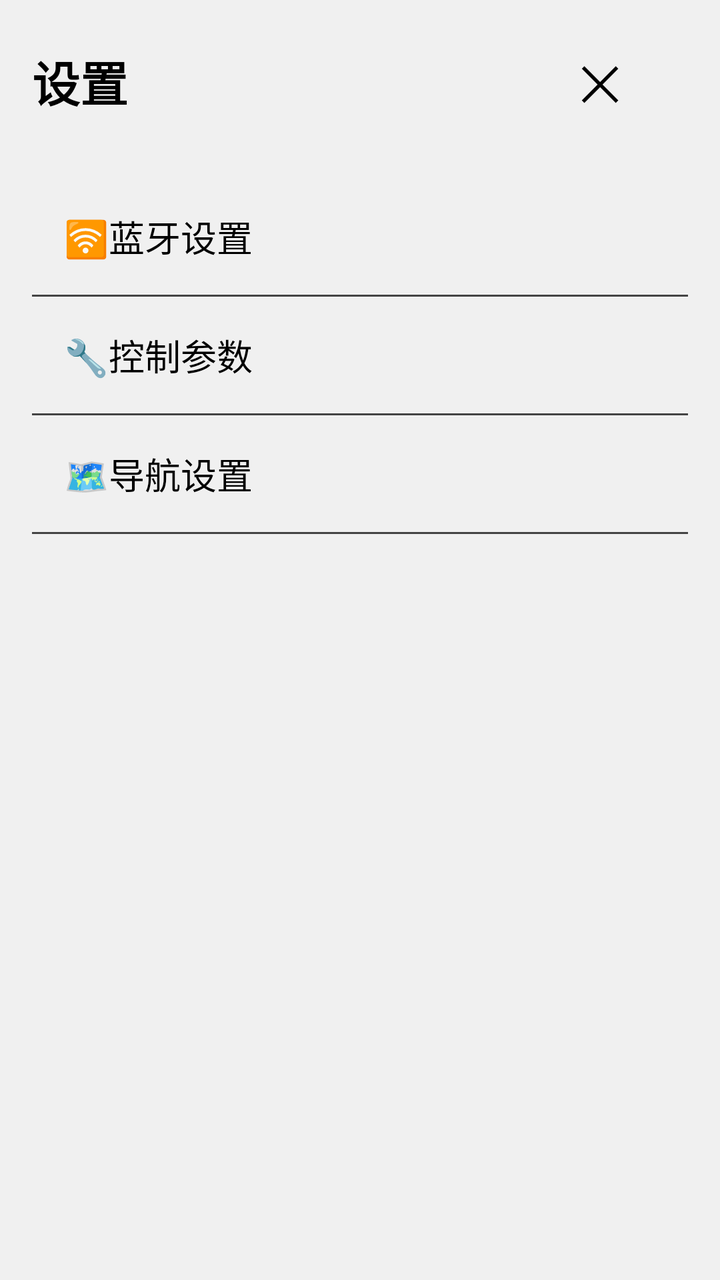
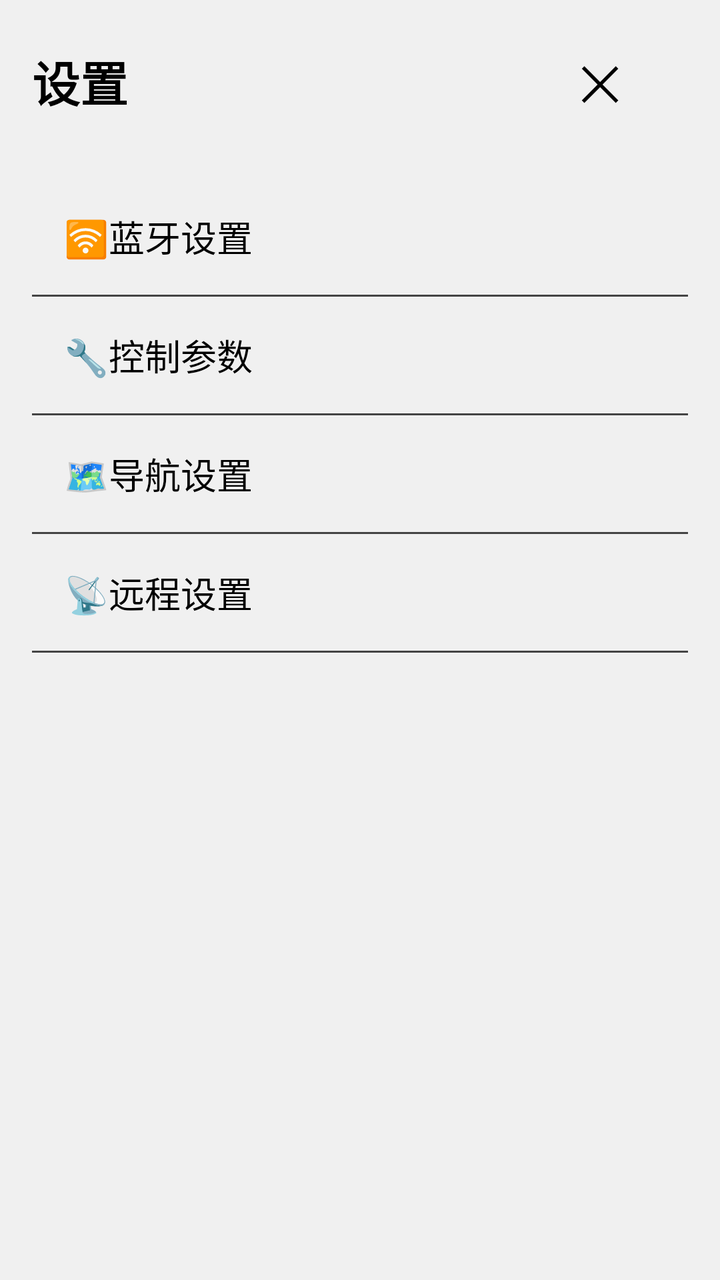

The first picture is an Android layout as it rendered before a commit; the second is the same layout after the commit. The layout source and the unified diff follow.
<!-- AndroidManifest.xml: activity theme AppTheme -->
<!-- res/layout/activity_settings.xml -->
<?xml version="1.0" encoding="utf-8"?>
<FrameLayout xmlns:android="http://schemas.android.com/apk/res/android"
    android:layout_width="match_parent"
    android:layout_height="match_parent"
    android:background="@color/bg_setting">

    
    <LinearLayout
        android:id="@+id/menu_main"
        android:layout_width="match_parent"
        android:layout_height="match_parent"
        android:orientation="vertical"
        android:padding="16dp"
        android:visibility="visible">

        <LinearLayout
            android:layout_width="match_parent"
            android:layout_height="wrap_content"
            android:orientation="horizontal"
            android:gravity="center_vertical"
            android:layout_marginBottom="24dp">

            <TextView
                android:layout_width="0dp"
                android:layout_height="wrap_content"
                android:layout_weight="1"
                android:text="设置"
                android:textColor="@color/text_primary"
                android:textSize="24sp"
                android:textStyle="bold" />

            <Button
                android:id="@+id/btn_exit"
                style="@style/Widget.AppCompat.Button.Borderless"
                android:layout_width="wrap_content"
                android:layout_height="wrap_content"
                android:text="✕"
                android:textSize="24sp"
                android:textColor="@color/text_primary"
                android:padding="8dp"
                android:background="?attr/selectableItemBackground" />
        </LinearLayout>

        <Button
            android:id="@+id/menu_bluetooth"
            style="@style/Widget.AppCompat.Button.Borderless"
            android:layout_width="match_parent"
            android:layout_height="wrap_content"
            android:background="?attr/selectableItemBackground"
            android:gravity="start|center_vertical"
            android:padding="16dp"
            android:text="🛜蓝牙设置"
            android:textColor="@color/text_primary"
            android:textSize="18sp" />

        <View
            android:layout_width="match_parent"
            android:layout_height="1dp"
            android:background="#444" />

        <Button
            android:id="@+id/menu_control"
            style="@style/Widget.AppCompat.Button.Borderless"
            android:layout_width="match_parent"
            android:layout_height="wrap_content"
            android:background="?attr/selectableItemBackground"
            android:gravity="start|center_vertical"
            android:padding="16dp"
            android:text="🔧控制参数"
            android:textColor="@color/text_primary"
            android:textSize="18sp" />

        <View
            android:layout_width="match_parent"
            android:layout_height="1dp"
            android:background="#444" />

        <Button
            android:id="@+id/menu_navigation"
            style="@style/Widget.AppCompat.Button.Borderless"
            android:layout_width="match_parent"
            android:layout_height="wrap_content"
            android:background="?attr/selectableItemBackground"
            android:gravity="start|center_vertical"
            android:padding="16dp"
            android:text="🗺导航设置"
            android:textColor="@color/text_primary"
            android:textSize="18sp" />

        <View
            android:layout_width="match_parent"
            android:layout_height="1dp"
            android:background="#444" />

    </LinearLayout>

    
    <LinearLayout
        android:id="@+id/page_bluetooth"
        android:layout_width="match_parent"
        android:layout_height="match_parent"
        android:orientation="vertical"
        android:padding="16dp"
        android:visibility="gone">

        <Button
            android:id="@+id/btn_back_main"
            style="@style/Widget.AppCompat.Button.Borderless"
            android:layout_width="wrap_content"
            android:layout_height="wrap_content"
            android:text="← 返回"
            android:textColor="@color/text_primary"
            android:textSize="18sp" />

        <TextView
            android:layout_width="wrap_content"
            android:layout_height="wrap_content"
            android:layout_marginTop="16dp"
            android:layout_marginBottom="16dp"
            android:text="蓝牙设置"
            android:textColor="@color/text_primary"
            android:textSize="24sp"
            android:textStyle="bold" />

        <TextView
            android:layout_width="wrap_content"
            android:layout_height="wrap_content"
            android:text="蓝牙设备名称"
            android:textColor="@color/text_primary"
            android:textSize="16sp" />

        <EditText
            android:id="@+id/et_device_name"
            android:layout_width="match_parent"
            android:layout_height="wrap_content"
            android:background="@android:drawable/editbox_background"
            android:padding="10dp"
            android:singleLine="true" />

        <Button
            android:id="@+id/btn_save_bluetooth"
            android:layout_width="match_parent"
            android:layout_height="wrap_content"
            android:layout_marginTop="24dp"
            android:backgroundTint="#4CAF50"
            android:text="保存蓝牙设置"
            android:textColor="#FFFFFF" />
    </LinearLayout>

    
    <LinearLayout
        android:id="@+id/page_control"
        android:layout_width="match_parent"
        android:layout_height="match_parent"
        android:orientation="vertical"
        android:padding="16dp"
        android:visibility="gone">

        <Button
            android:id="@+id/btn_back_main_control"
            style="@style/Widget.AppCompat.Button.Borderless"
            android:layout_width="wrap_content"
            android:layout_height="wrap_content"
            android:text="← 返回"
            android:textColor="@color/text_primary"
            android:textSize="18sp" />

        <TextView
            android:layout_width="wrap_content"
            android:layout_height="wrap_content"
            android:layout_marginTop="16dp"
            android:layout_marginBottom="16dp"
            android:text="控制参数"
            android:textColor="@color/text_primary"
            android:textSize="24sp"
            android:textStyle="bold" />

        <TextView
            android:layout_width="wrap_content"
            android:layout_height="wrap_content"
            android:text="最大速度 (m/s)"
            android:textColor="@color/text_primary"
            android:textSize="16sp" />

        <EditText
            android:id="@+id/et_max_speed"
            android:layout_width="match_parent"
            android:layout_height="wrap_content"
            android:background="@android:drawable/editbox_background"
            android:inputType="numberDecimal"
            android:padding="10dp" />

        <TextView
            android:layout_width="wrap_content"
            android:layout_height="wrap_content"
            android:layout_marginTop="16dp"
            android:text="最大转向 (°/s)"
            android:textColor="@color/text_primary"
            android:textSize="16sp" />

        <EditText
            android:id="@+id/et_max_turn"
            android:layout_width="match_parent"
            android:layout_height="wrap_content"
            android:background="@android:drawable/editbox_background"
            android:inputType="numberDecimal"
            android:padding="10dp" />

        <Button
            android:id="@+id/btn_save_control"
            android:layout_width="match_parent"
            android:layout_height="wrap_content"
            android:layout_marginTop="24dp"
            android:backgroundTint="#4CAF50"
            android:text="保存控制参数"
            android:textColor="#FFFFFF" />
    </LinearLayout>

    
    <ScrollView
        android:id="@+id/page_navigation"
        android:layout_width="match_parent"
        android:layout_height="match_parent"
        android:padding="16dp"
        android:visibility="gone"
        android:fillViewport="true"
        android:background="@color/bg_setting">

        <LinearLayout
            android:layout_width="match_parent"
            android:layout_height="wrap_content"
            android:orientation="vertical">

            <Button
                android:id="@+id/btn_back_main_nav"
                style="@style/Widget.AppCompat.Button.Borderless"
                android:layout_width="wrap_content"
                android:layout_height="wrap_content"
                android:text="← 返回"
                android:textColor="@color/text_primary"
                android:textSize="18sp" />

            <TextView
                android:layout_width="wrap_content"
                android:layout_height="wrap_content"
                android:layout_marginTop="16dp"
                android:layout_marginBottom="16dp"
                android:text="导航设置"
                android:textColor="@color/text_primary"
                android:textSize="24sp"
                android:textStyle="bold" />

            
            <TextView
                android:layout_width="wrap_content"
                android:layout_height="wrap_content"
                android:text="导航最大速度 (m/s)"
                android:textColor="@color/text_primary"
                android:textSize="16sp" />
            <EditText
                android:id="@+id/et_nav_max_speed"
                android:layout_width="match_parent"
                android:layout_height="wrap_content"
                android:background="@android:drawable/editbox_background"
                android:inputType="numberDecimal"
                android:padding="10dp"
                android:text="1.5" />

            
            <TextView
                android:layout_width="wrap_content"
                android:layout_height="wrap_content"
                android:layout_marginTop="16dp"
                android:text="导航最大转向 (°/s)"
                android:textColor="@color/text_primary"
                android:textSize="16sp" />
            <EditText
                android:id="@+id/et_nav_max_turn"
                android:layout_width="match_parent"
                android:layout_height="wrap_content"
                android:background="@android:drawable/editbox_background"
                android:inputType="numberDecimal"
                android:padding="10dp"
                android:text="50" />

            
            <TextView
                android:layout_width="wrap_content"
                android:layout_height="wrap_content"
                android:layout_marginTop="16dp"
                android:text="到达距离 (米)"
                android:textColor="@color/text_primary"
                android:textSize="16sp" />
            <EditText
                android:id="@+id/et_arrival_distance"
                android:layout_width="match_parent"
                android:layout_height="wrap_content"
                android:background="@android:drawable/editbox_background"
                android:inputType="numberDecimal"
                android:padding="10dp"
                android:text="10" />

            
            <TextView
                android:layout_width="wrap_content"
                android:layout_height="wrap_content"
                android:layout_marginTop="16dp"
                android:text="校准稳定时间 (秒)"
                android:textColor="@color/text_primary"
                android:textSize="16sp" />
            <EditText
                android:id="@+id/et_calibration_time"
                android:layout_width="match_parent"
                android:layout_height="wrap_content"
                android:background="@android:drawable/editbox_background"
                android:inputType="numberDecimal"
                android:padding="10dp"
                android:text="2.0" />

            <TextView
                android:layout_width="wrap_content"
                android:layout_height="wrap_content"
                android:layout_marginTop="16dp"
                android:text="校准角度范围 (度)"
                android:textColor="@color/text_primary"
                android:textSize="16sp" />
            <EditText
                android:id="@+id/et_calibration_angle"
                android:layout_width="match_parent"
                android:layout_height="wrap_content"
                android:background="@android:drawable/editbox_background"
                android:inputType="numberDecimal"
                android:padding="10dp"
                android:text="5.0" />

            <Button
                android:id="@+id/btn_save_navigation"
                android:layout_width="match_parent"
                android:layout_height="wrap_content"
                android:layout_marginTop="24dp"
                android:backgroundTint="#4CAF50"
                android:text="保存导航设置"
                android:textColor="#FFFFFF" />

            <View
                android:layout_width="match_parent"
                android:layout_height="32dp" />

        </LinearLayout>
    </ScrollView>

</FrameLayout>
<!-- resources referenced by this layout -->
<resources>
  <color name="bg_setting">#F0F0F0</color>
  <color name="text_primary">#000000</color>
  <style name="AppTheme" parent="Theme.AppCompat.Light.NoActionBar" />
</resources>

<!-- the commit's change to res/layout/activity_settings.xml (unified diff, before → after) -->
@@ -16,9 +16,9 @@
         <LinearLayout
             android:layout_width="match_parent"
             android:layout_height="wrap_content"
-            android:orientation="horizontal"
+            android:layout_marginBottom="24dp"
             android:gravity="center_vertical"
-            android:layout_marginBottom="24dp">
+            android:orientation="horizontal">
 
             <TextView
                 android:layout_width="0dp"
@@ -34,11 +34,11 @@
                 style="@style/Widget.AppCompat.Button.Borderless"
                 android:layout_width="wrap_content"
                 android:layout_height="wrap_content"
+                android:background="?attr/selectableItemBackground"
+                android:padding="8dp"
                 android:text="✕"
-                android:textSize="24sp"
-                android:textColor="@color/text_primary"
-                android:padding="8dp"
-                android:background="?attr/selectableItemBackground" />
+                android:textColor="@color/text_primary"
+                android:textSize="24sp" />
         </LinearLayout>
 
         <Button
@@ -92,139 +92,168 @@
             android:layout_height="1dp"
             android:background="#444" />
 
+        
+        <Button
+            android:id="@+id/menu_remote"
+            style="@style/Widget.AppCompat.Button.Borderless"
+            android:layout_width="match_parent"
+            android:layout_height="wrap_content"
+            android:background="?attr/selectableItemBackground"
+            android:gravity="start|center_vertical"
+            android:padding="16dp"
+            android:text="📡远程设置"
+            android:textColor="@color/text_primary"
+            android:textSize="18sp" />
+
+        <View
+            android:layout_width="match_parent"
+            android:layout_height="1dp"
+            android:background="#444" />
     </LinearLayout>
 
     
-    <LinearLayout
+    <ScrollView
         android:id="@+id/page_bluetooth"
         android:layout_width="match_parent"
         android:layout_height="match_parent"
-        android:orientation="vertical"
+        android:background="@color/bg_setting"
+        android:fillViewport="true"
         android:padding="16dp"
         android:visibility="gone">
 
-        <Button
-            android:id="@+id/btn_back_main"
-            style="@style/Widget.AppCompat.Button.Borderless"
-            android:layout_width="wrap_content"
-            android:layout_height="wrap_content"
-            android:text="← 返回"
-            android:textColor="@color/text_primary"
-            android:textSize="18sp" />
-
-        <TextView
-            android:layout_width="wrap_content"
-            android:layout_height="wrap_content"
-            android:layout_marginTop="16dp"
-            android:layout_marginBottom="16dp"
-            android:text="蓝牙设置"
-            android:textColor="@color/text_primary"
-            android:textSize="24sp"
-            android:textStyle="bold" />
-
-        <TextView
-            android:layout_width="wrap_content"
-            android:layout_height="wrap_content"
-            android:text="蓝牙设备名称"
-            android:textColor="@color/text_primary"
-            android:textSize="16sp" />
-
-        <EditText
-            android:id="@+id/et_device_name"
-            android:layout_width="match_parent"
-            android:layout_height="wrap_content"
-            android:background="@android:drawable/editbox_background"
-            android:padding="10dp"
-            android:singleLine="true" />
-
-        <Button
-            android:id="@+id/btn_save_bluetooth"
-            android:layout_width="match_parent"
-            android:layout_height="wrap_content"
-            android:layout_marginTop="24dp"
-            android:backgroundTint="#4CAF50"
-            android:text="保存蓝牙设置"
-            android:textColor="#FFFFFF" />
-    </LinearLayout>
-
+        <LinearLayout
+            android:layout_width="match_parent"
+            android:layout_height="wrap_content"
+            android:orientation="vertical">
+
+            <Button
+                android:id="@+id/btn_back_main"
+                style="@style/Widget.AppCompat.Button.Borderless"
+                android:layout_width="wrap_content"
+                android:layout_height="wrap_content"
+                android:text="← 返回"
+                android:textColor="@color/text_primary"
+                android:textSize="18sp" />
+
+            <TextView
+                android:layout_width="wrap_content"
+                android:layout_height="wrap_content"
+                android:layout_marginTop="16dp"
+                android:layout_marginBottom="16dp"
+                android:text="蓝牙设置"
+                android:textColor="@color/text_primary"
+                android:textSize="24sp"
+                android:textStyle="bold" />
+
+            <TextView
+                android:layout_width="wrap_content"
+                android:layout_height="wrap_content"
+                android:text="蓝牙设备名称"
+                android:textColor="@color/text_primary"
+                android:textSize="16sp" />
+
+            <EditText
+                android:id="@+id/et_device_name"
+                android:layout_width="match_parent"
+                android:layout_height="wrap_content"
+                android:background="@android:drawable/editbox_background"
+                android:padding="10dp"
+                android:singleLine="true" />
+
+            <Button
+                android:id="@+id/btn_save_bluetooth"
+                android:layout_width="match_parent"
+                android:layout_height="wrap_content"
+                android:layout_marginTop="24dp"
+                android:backgroundTint="#4CAF50"
+                android:text="保存蓝牙设置"
+                android:textColor="#FFFFFF" />
+        </LinearLayout>
+    </ScrollView>
     
-    <LinearLayout
+    <ScrollView
         android:id="@+id/page_control"
         android:layout_width="match_parent"
         android:layout_height="match_parent"
-        android:orientation="vertical"
+        android:background="@color/bg_setting"
+        android:fillViewport="true"
         android:padding="16dp"
         android:visibility="gone">
 
-        <Button
-            android:id="@+id/btn_back_main_control"
-            style="@style/Widget.AppCompat.Button.Borderless"
-            android:layout_width="wrap_content"
-            android:layout_height="wrap_content"
-            android:text="← 返回"
-            android:textColor="@color/text_primary"
-            android:textSize="18sp" />
-
-        <TextView
-            android:layout_width="wrap_content"
-            android:layout_height="wrap_content"
-            android:layout_marginTop="16dp"
-            android:layout_marginBottom="16dp"
-            android:text="控制参数"
-            android:textColor="@color/text_primary"
-            android:textSize="24sp"
-            android:textStyle="bold" />
-
-        <TextView
-            android:layout_width="wrap_content"
-            android:layout_height="wrap_content"
-            android:text="最大速度 (m/s)"
-            android:textColor="@color/text_primary"
-            android:textSize="16sp" />
-
-        <EditText
-            android:id="@+id/et_max_speed"
-            android:layout_width="match_parent"
-            android:layout_height="wrap_content"
-            android:background="@android:drawable/editbox_background"
-            android:inputType="numberDecimal"
-            android:padding="10dp" />
-
-        <TextView
-            android:layout_width="wrap_content"
-            android:layout_height="wrap_content"
-            android:layout_marginTop="16dp"
-            android:text="最大转向 (°/s)"
-            android:textColor="@color/text_primary"
-            android:textSize="16sp" />
-
-        <EditText
-            android:id="@+id/et_max_turn"
-            android:layout_width="match_parent"
-            android:layout_height="wrap_content"
-            android:background="@android:drawable/editbox_background"
-            android:inputType="numberDecimal"
-            android:padding="10dp" />
-
-        <Button
-            android:id="@+id/btn_save_control"
-            android:layout_width="match_parent"
-            android:layout_height="wrap_content"
-            android:layout_marginTop="24dp"
-            android:backgroundTint="#4CAF50"
-            android:text="保存控制参数"
-            android:textColor="#FFFFFF" />
-    </LinearLayout>
-
+        <LinearLayout
+            android:layout_width="match_parent"
+            android:layout_height="wrap_content"
+            android:orientation="vertical">
+
+            <Button
+                android:id="@+id/btn_back_main_control"
+                style="@style/Widget.AppCompat.Button.Borderless"
+                android:layout_width="wrap_content"
+                android:layout_height="wrap_content"
+                android:text="← 返回"
+                android:textColor="@color/text_primary"
+                android:textSize="18sp" />
+
+            <TextView
+                android:layout_width="wrap_content"
+                android:layout_height="wrap_content"
+                android:layout_marginTop="16dp"
+                android:layout_marginBottom="16dp"
+                android:text="控制参数"
+                android:textColor="@color/text_primary"
+                android:textSize="24sp"
+                android:textStyle="bold" />
+
+            <TextView
+                android:layout_width="wrap_content"
+                android:layout_height="wrap_content"
+                android:text="最大速度 (m/s)"
+                android:textColor="@color/text_primary"
+                android:textSize="16sp" />
+
+            <EditText
+                android:id="@+id/et_max_speed"
+                android:layout_width="match_parent"
+                android:layout_height="wrap_content"
+                android:background="@android:drawable/editbox_background"
+                android:inputType="numberDecimal"
+                android:padding="10dp" />
+
+            <TextView
+                android:layout_width="wrap_content"
+                android:layout_height="wrap_content"
+                android:layout_marginTop="16dp"
+                android:text="最大转向 (°/s)"
+                android:textColor="@color/text_primary"
+                android:textSize="16sp" />
+
+            <EditText
+                android:id="@+id/et_max_turn"
+                android:layout_width="match_parent"
+                android:layout_height="wrap_content"
+                android:background="@android:drawable/editbox_background"
+                android:inputType="numberDecimal"
+                android:padding="10dp" />
+
+            <Button
+                android:id="@+id/btn_save_control"
+                android:layout_width="match_parent"
+                android:layout_height="wrap_content"
+                android:layout_marginTop="24dp"
+                android:backgroundTint="#4CAF50"
+                android:text="保存控制参数"
+                android:textColor="#FFFFFF" />
+        </LinearLayout>
+    </ScrollView>
     
     <ScrollView
         android:id="@+id/page_navigation"
         android:layout_width="match_parent"
         android:layout_height="match_parent"
+        android:background="@color/bg_setting"
+        android:fillViewport="true"
         android:padding="16dp"
-        android:visibility="gone"
-        android:fillViewport="true"
-        android:background="@color/bg_setting">
+        android:visibility="gone">
 
         <LinearLayout
             android:layout_width="match_parent"
@@ -257,6 +286,7 @@
                 android:text="导航最大速度 (m/s)"
                 android:textColor="@color/text_primary"
                 android:textSize="16sp" />
+
             <EditText
                 android:id="@+id/et_nav_max_speed"
                 android:layout_width="match_parent"
@@ -274,6 +304,7 @@
                 android:text="导航最大转向 (°/s)"
                 android:textColor="@color/text_primary"
                 android:textSize="16sp" />
+
             <EditText
                 android:id="@+id/et_nav_max_turn"
                 android:layout_width="match_parent"
@@ -291,6 +322,7 @@
                 android:text="到达距离 (米)"
                 android:textColor="@color/text_primary"
                 android:textSize="16sp" />
+
             <EditText
                 android:id="@+id/et_arrival_distance"
                 android:layout_width="match_parent"
@@ -308,6 +340,7 @@
                 android:text="校准稳定时间 (秒)"
                 android:textColor="@color/text_primary"
                 android:textSize="16sp" />
+
             <EditText
                 android:id="@+id/et_calibration_time"
                 android:layout_width="match_parent"
@@ -324,6 +357,7 @@
                 android:text="校准角度范围 (度)"
                 android:textColor="@color/text_primary"
                 android:textSize="16sp" />
+
             <EditText
                 android:id="@+id/et_calibration_angle"
                 android:layout_width="match_parent"
@@ -348,5 +382,98 @@
 
         </LinearLayout>
     </ScrollView>
-
+    
+    <ScrollView
+        android:id="@+id/page_remote"
+        android:layout_width="match_parent"
+        android:layout_height="match_parent"
+        android:background="@color/bg_setting"
+        android:fillViewport="true"
+        android:padding="16dp"
+        android:visibility="gone">
+
+        <LinearLayout
+            android:layout_width="match_parent"
+            android:layout_height="wrap_content"
+            android:orientation="vertical">
+
+            <Button
+                android:id="@+id/btn_back_main_remote"
+                style="@style/Widget.AppCompat.Button.Borderless"
+                android:layout_width="wrap_content"
+                android:layout_height="wrap_content"
+                android:text="← 返回"
+                android:textColor="@color/text_primary"
+                android:textSize="18sp" />
+
+            <TextView
+                android:layout_width="wrap_content"
+                android:layout_height="wrap_content"
+                android:layout_marginTop="16dp"
+                android:layout_marginBottom="16dp"
+                android:text="远程设置"
+                android:textColor="@color/text_primary"
+                android:textSize="24sp"
+                android:textStyle="bold" />
+
+            <TextView
+                android:layout_width="wrap_content"
+                android:layout_height="wrap_content"
+                android:text="用户名 (设备标识)"
+                android:textColor="@color/text_primary"
+                android:textSize="16sp" />
+
+            <EditText
+                android:id="@+id/et_username"
+                android:layout_width="match_parent"
+                android:layout_height="wrap_content"
+                android:background="@android:drawable/editbox_background"
+                android:hint="留空则使用 Android ID"
+                android:padding="10dp"
+                android:singleLine="true" />
+
+            <TextView
+                android:layout_width="wrap_content"
+                android:layout_height="wrap_content"
+                android:layout_marginTop="16dp"
+                android:text="服务器地址"
+                android:textColor="@color/text_primary"
+                android:textSize="16sp" />
+
+            <EditText
+                android:id="@+id/et_server_host"
+                android:layout_width="match_parent"
+                android:layout_height="wrap_content"
+                android:background="@android:drawable/editbox_background"
+                android:hint="例如：32.tcp.cpolar.top"
+                android:padding="10dp"
+                android:singleLine="true" />
+
+            <TextView
+                android:layout_width="wrap_content"
+                android:layout_height="wrap_content"
+                android:layout_marginTop="16dp"
+                android:text="端口"
+                android:textColor="@color/text_primary"
+                android:textSize="16sp" />
+
+            <EditText
+                android:id="@+id/et_server_port"
+                android:layout_width="match_parent"
+                android:layout_height="wrap_content"
+                android:background="@android:drawable/editbox_background"
+                android:hint="例如：13648"
+                android:inputType="number"
+                android:padding="10dp" />
+
+            <Button
+                android:id="@+id/btn_save_remote"
+                android:layout_width="match_parent"
+                android:layout_height="wrap_content"
+                android:layout_marginTop="24dp"
+                android:backgroundTint="#4CAF50"
+                android:text="保存远程设置"
+                android:textColor="#FFFFFF" />
+        </LinearLayout>
+    </ScrollView>
 </FrameLayout>
